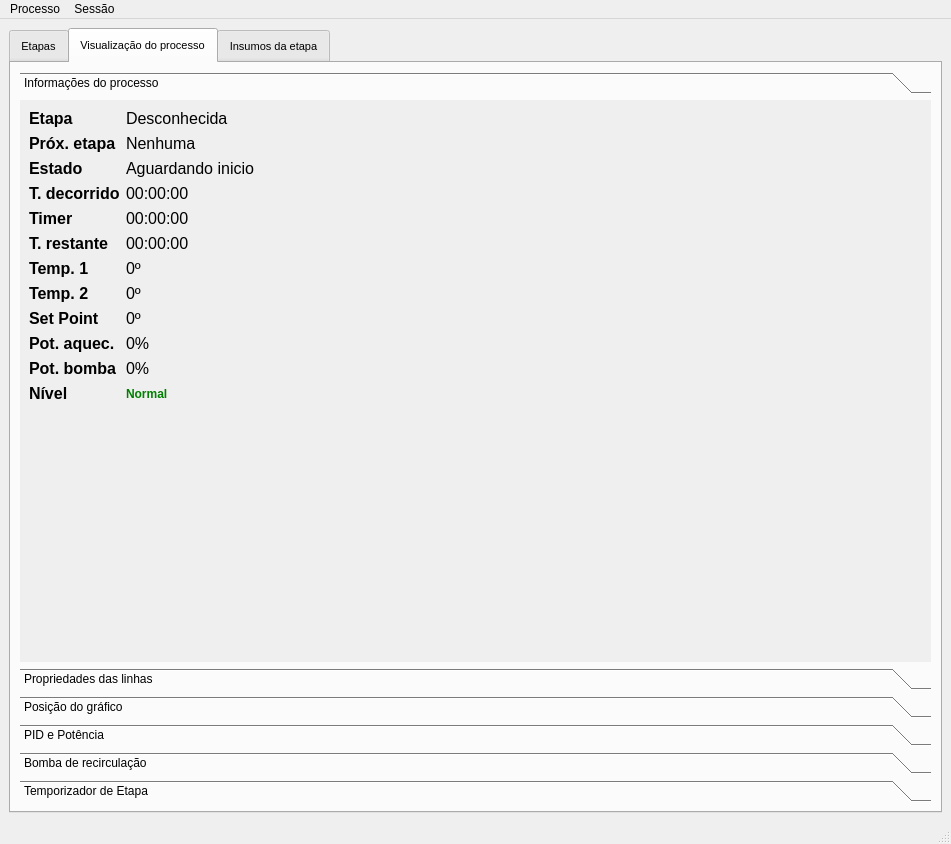
Before: the Qt Designer form mainwindow.ui in cristhianwb/BebumBrew, drawn with Qt 5.
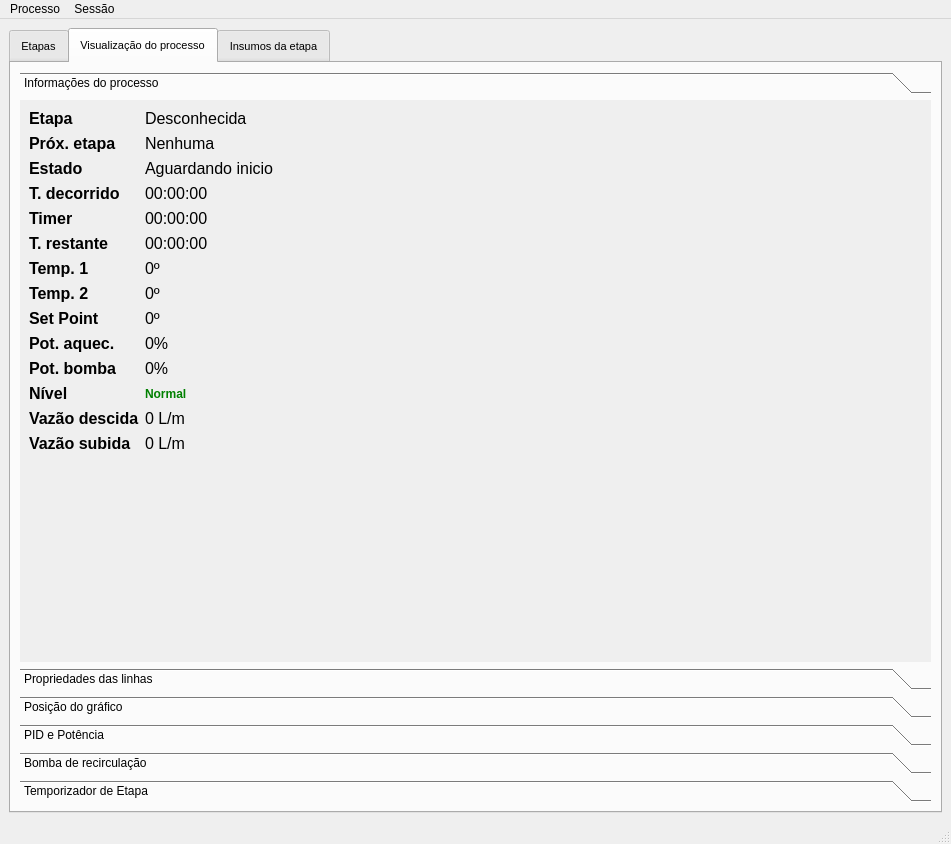
After: the same form once the commit is applied. The open tabs and pages were chosen to show the change. Icons and pictures are not drawn.

```diff
--- a/mainwindow.ui
+++ b/mainwindow.ui
@@ -259,21 +259,7 @@
             <attribute name="label">
              <string>Informações do processo</string>
             </attribute>
-            <layout class="QHBoxLayout" name="horizontalLayout_3">
-             <item>
-              <layout class="QFormLayout" name="procInfoLay">
-               <property name="sizeConstraint">
-                <enum>QLayout::SetMaximumSize</enum>
-               </property>
-               <property name="fieldGrowthPolicy">
-                <enum>QFormLayout::AllNonFixedFieldsGrow</enum>
-               </property>
-               <property name="leftMargin">
-                <number>0</number>
-               </property>
-               <property name="topMargin">
-                <number>0</number>
-               </property>
+            <layout class="QFormLayout" name="formLayout">
                <item row="0" column="0">
                 <widget class="QLabel" name="label">
                  <property name="baseSize">
@@ -605,7 +591,57 @@
                  </property>
                 </widget>
                </item>
-              </layout>
+             <item row="12" column="0">
+              <widget class="QLabel" name="label_17">
+               <property name="font">
+                <font>
+                 <pointsize>12</pointsize>
+                 <weight>75</weight>
+                 <bold>true</bold>
+                </font>
+               </property>
+               <property name="text">
+                <string>Vazão descida</string>
+               </property>
+              </widget>
+             </item>
+             <item row="12" column="1">
+              <widget class="QLabel" name="lbDescendantFlow">
+               <property name="font">
+                <font>
+                 <pointsize>12</pointsize>
+                </font>
+               </property>
+               <property name="text">
+                <string>0 L/m</string>
+               </property>
+              </widget>
+             </item>
+             <item row="13" column="0">
+              <widget class="QLabel" name="label_18">
+               <property name="font">
+                <font>
+                 <pointsize>12</pointsize>
+                 <weight>75</weight>
+                 <bold>true</bold>
+                </font>
+               </property>
+               <property name="text">
+                <string>Vazão subida</string>
+               </property>
+              </widget>
+             </item>
+             <item row="13" column="1">
+              <widget class="QLabel" name="lbAcscendantFlow">
+               <property name="font">
+                <font>
+                 <pointsize>12</pointsize>
+                </font>
+               </property>
+               <property name="text">
+                <string>0 L/m</string>
+               </property>
+              </widget>
              </item>
             </layout>
            </widget>
```
Left out of the diff: 34 changed lines with no effect on the pictures. Lines whose indentation alone changed are shown as unchanged.
